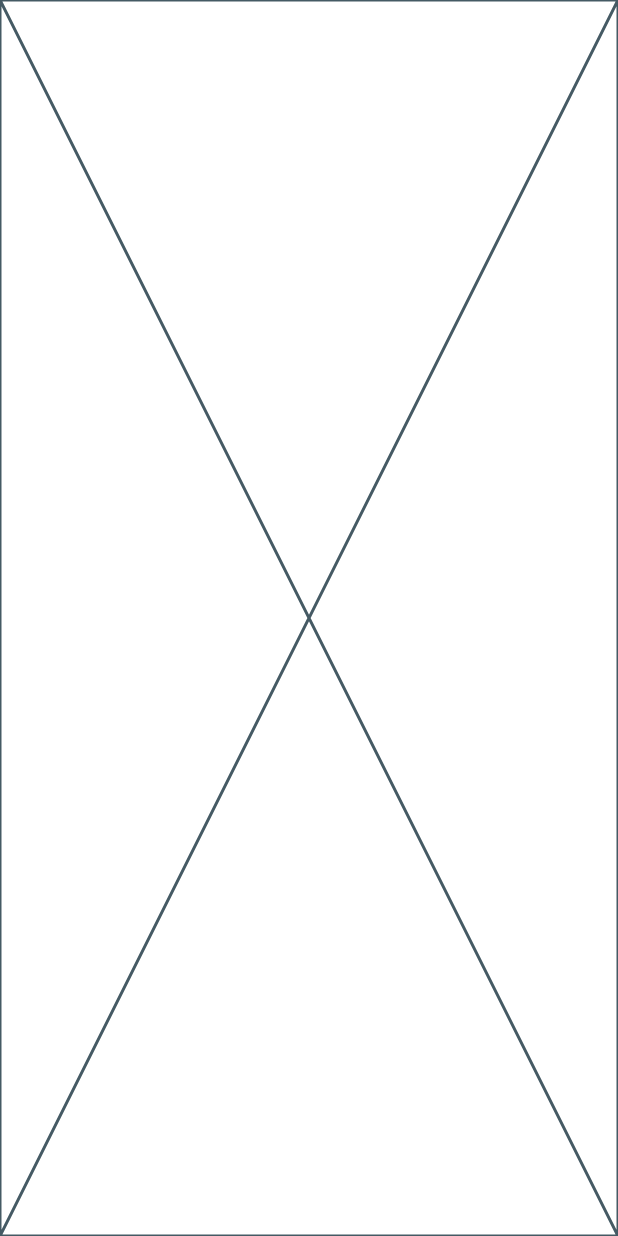
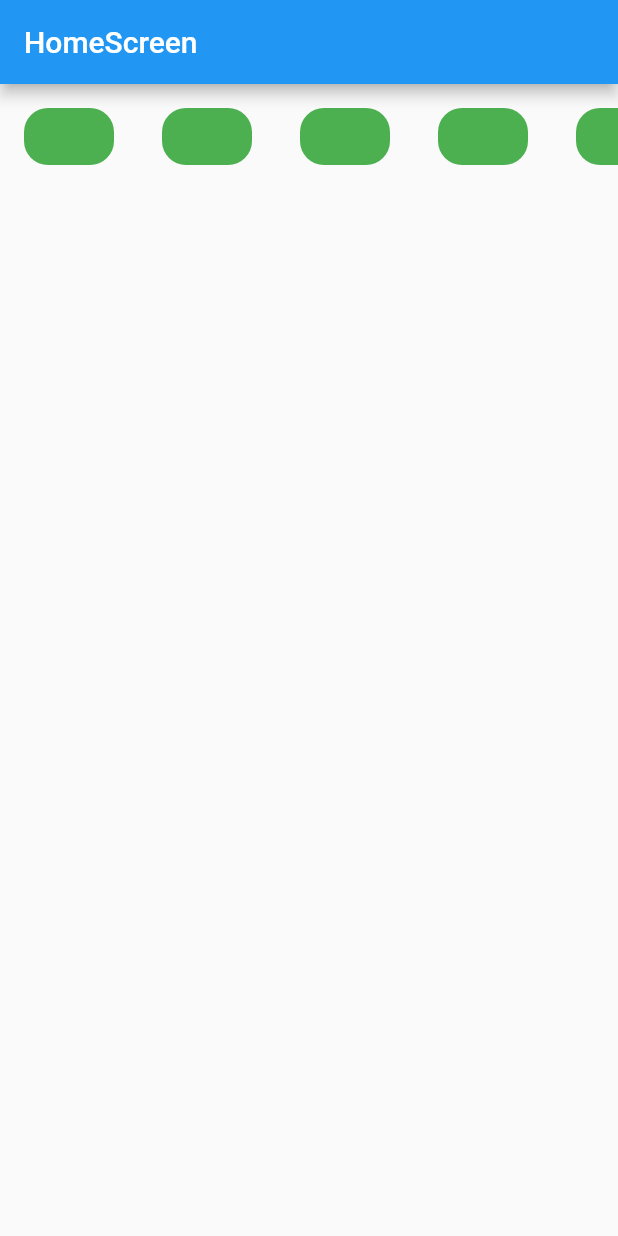
Before and after one commit to xasanov1716/default_project, a Flutter app: the screen it shows after launch, on a phone screen of 412 x 824 dp. Run offline on Flutter 3.47's test engine with Material 2 defaults, Android fonts, the phone set to English and light mode, and no system bars; drawn by our look-alikes of zoom_tap_animation; our stand-ins replace flutter_bloc, flutter_screenutil.

Commit message:
button example cubit

```diff
--- /dev/null
+++ b/lib/cubits/button_cubit/button_cubit.dart
@@ -0,0 +1,11 @@
+import 'package:api_default_project/cubits/button_cubit/button_state.dart';
+import 'package:flutter_bloc/flutter_bloc.dart';
+
+class ButtonCubit extends Cubit<ButtonState>{
+  ButtonCubit(): super(ButtonState());
+
+
+  getBool(bool onTab){
+    emit(state.copyWith(onChanged: onTab));
+  }
+}
--- /dev/null
+++ b/lib/cubits/button_cubit/button_state.dart
@@ -0,0 +1,13 @@
+class ButtonState {
+  bool onChanged;
+
+  ButtonState({this.onChanged = false});
+
+  ButtonState copyWith({
+   bool? onChanged,
+  }) =>
+
+      ButtonState(
+        onChanged: onChanged ?? this.onChanged
+      );
+}
--- a/lib/home/home_screen.dart
+++ b/lib/home/home_screen.dart
@@ -1,4 +1,8 @@
+import 'package:api_default_project/cubits/button_cubit/button_cubit.dart';
+import 'package:api_default_project/cubits/button_cubit/button_state.dart';
 import 'package:flutter/material.dart';
+import 'package:flutter_bloc/flutter_bloc.dart';
+import 'package:zoom_tap_animation/zoom_tap_animation.dart';
 
 class HomeScreen extends StatefulWidget {
   const HomeScreen({Key? key}) : super(key: key);
@@ -8,8 +12,42 @@ class HomeScreen extends StatefulWidget {
 }
 
 class _HomeScreenState extends State<HomeScreen> {
+
+  bool isCheck = false;
   @override
   Widget build(BuildContext context) {
-    return const Placeholder();
+    return Scaffold(
+      appBar: AppBar(
+        title: Text('HomeScreen'),
+      ),
+      body: Column(
+        children: [
+          BlocBuilder<ButtonCubit, ButtonState>(builder: (context, state){
+       return   SizedBox(
+         height: 70,
+         child: ListView(
+           scrollDirection: Axis.horizontal,
+           children: [
+             ...List.generate(5, (index) => ZoomTapAnimation(
+               onTap: (){
+                 isCheck = !isCheck;
+                 context.read<ButtonCubit>().getBool(isCheck);
+               },
+               child: Container(
+                 margin: EdgeInsets.all(16),
+                 height: 60, width: 60,
+                 decoration: BoxDecoration(
+                     color: context.read<ButtonCubit>().state.onChanged? Colors.blue: Colors.green,
+                     borderRadius: BorderRadius.circular(16)
+                 ),
+               ),
+             ))
+           ],
+         ),
+       );
+      })
+        ],
+      ),
+    );
   }
 }
--- a/lib/main.dart
+++ b/lib/main.dart
@@ -1,5 +1,7 @@
+import 'package:api_default_project/cubits/button_cubit/button_cubit.dart';
 import 'package:api_default_project/home/home_screen.dart';
 import 'package:flutter/material.dart';
+import 'package:flutter_bloc/flutter_bloc.dart';
 import 'package:flutter_screenutil/flutter_screenutil.dart';
 
 void main(){
@@ -23,7 +25,10 @@ class _MyAppState extends State<MyApp> {
       splitScreenMode: true,
       builder: (context , child) {
         return MaterialApp(
-          home: HomeScreen(),
+          home: BlocProvider(
+            create: (_)=>ButtonCubit(),
+            child: HomeScreen(),
+          ),
         );
       },
     );;
--- a/pubspec.yaml
+++ b/pubspec.yaml
@@ -42,6 +42,7 @@ dependencies:
   cached_network_image: ^3.2.3
   shared_preferences: ^2.2.0
   image_picker: ^1.0.0
+  flutter_bloc: ^8.1.3
 
 dev_dependencies:
   flutter_test:
```
Also changed, not shown: pubspec.lock.
